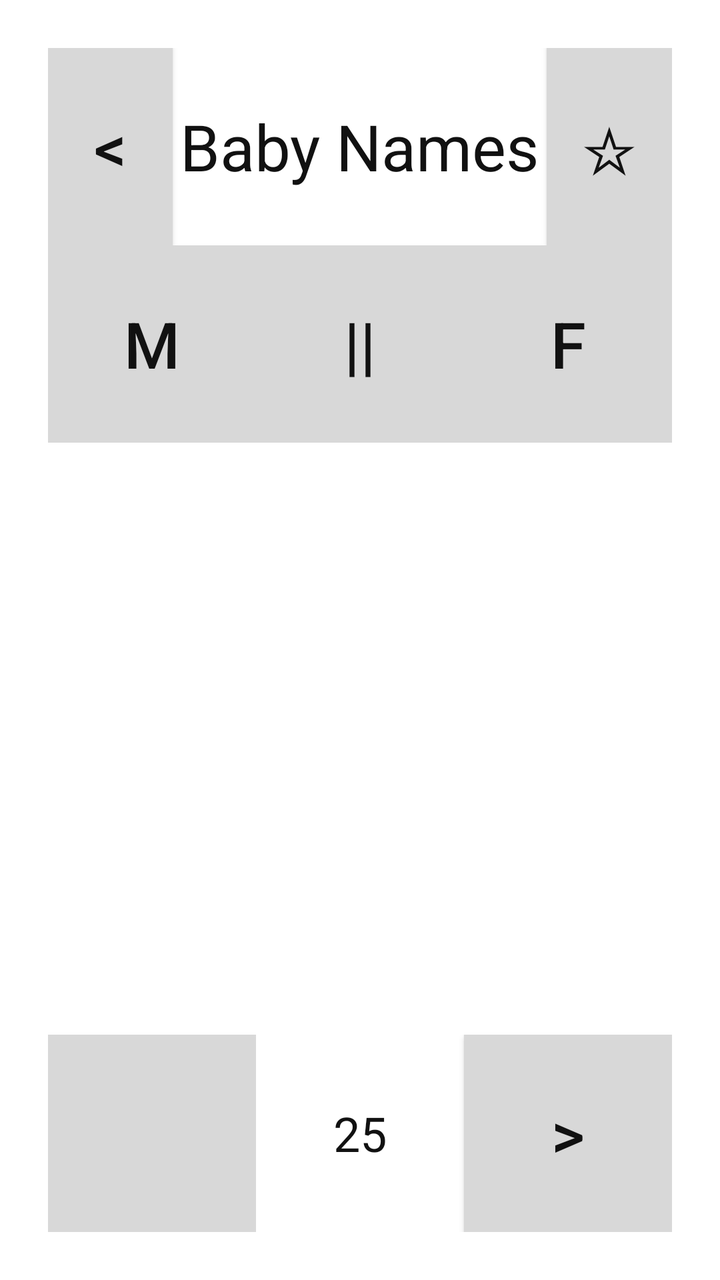
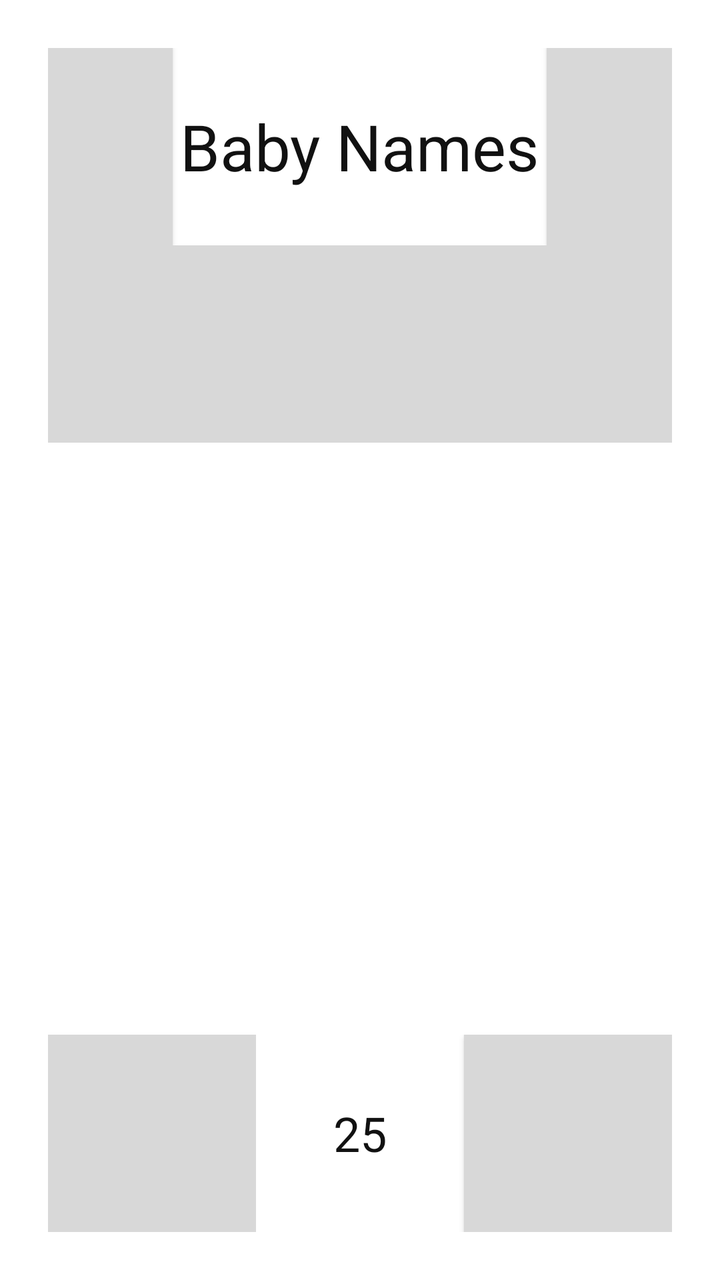

Screens rendered from an Android XML layout before and after an edit, with the pre-edit source and the edit as a unified diff.
<!-- AndroidManifest.xml: application theme AppTheme -->
<!-- res/layout/home.xml -->
<LinearLayout
     xmlns:android="http://schemas.android.com/apk/res/android"
     xmlns:tools="http://schemas.android.com/tools"
     android:id="@+id/bg"
     android:background="@color/white"
     android:orientation="vertical"
     android:layout_width="match_parent"
     android:layout_height="match_parent"
     android:padding="@dimen/largeMargin"
     tools:context=".Home">

     <LinearLayout
          android:orientation="horizontal"
          android:layout_width="fill_parent"
          android:layout_height="0dp"
          android:layout_weight="1">

          <Button
               android:id="@+id/account"
               android:onClick="account"
               android:text="@string/account"
               android:textSize="@dimen/largeText"
               android:textColor="@color/button_text"
               android:padding="@dimen/smallMargin"
               android:layout_height="fill_parent"
               android:layout_width="0dp"
               android:layout_weight="1"
               android:background="@color/gray"
               android:gravity="center"
               android:layout_gravity="center_horizontal"/>

          <TextView
               android:id="@+id/homePage"
               android:text="@string/homePage"
               android:textColor="@color/text_primary"
               android:gravity="center"
               android:textSize="@dimen/largeText"
               android:layout_height="fill_parent"
               android:layout_width="0dp"
               android:layout_weight="3"/>

          <Button
               android:id="@+id/myList"
               android:onClick="myList"
               android:text="@string/myList"
               android:textSize="@dimen/largeText"
               android:textColor="@color/button_text"
               android:padding="@dimen/smallMargin"
               android:layout_width="0dp"
               android:layout_height="fill_parent"
               android:layout_weight="1"
               android:background="@color/gray"/>

     </LinearLayout>

     <LinearLayout
          android:orientation="horizontal"
          android:id="@+id/genderButtonsLayout"
          android:gravity="center"
          android:layout_height="0dp"
          android:layout_width="fill_parent"
          android:layout_weight="1">

          <Button
               android:id="@+id/boys"
               android:onClick="boys"
               android:text="@string/boys"
               android:textSize="@dimen/largeText"
               android:textColor="@color/button_text"
               android:padding="@dimen/smallMargin"
               android:layout_width="0dp"
               android:layout_height="fill_parent"
               android:layout_weight="1"
               android:background="@color/gray"/>

          <Button
               android:background="@color/gray"
               android:id="@+id/all"
               android:onClick="all"
               android:text="@string/all"
               android:textSize="@dimen/largeText"
               android:textColor="@color/button_text"
               android:padding="@dimen/smallMargin"
               android:layout_width="0dp"
               android:layout_height="fill_parent"
               android:layout_weight="1"/>

          <Button
               android:background="@color/gray"
               android:id="@+id/girls"
               android:onClick="girls"
               android:text="@string/girls"
               android:textSize="@dimen/largeText"
               android:textColor="@color/button_text"
               android:padding="@dimen/smallMargin"
               android:layout_width="0dp"
               android:layout_height="fill_parent"
               android:layout_weight="1"/>

     </LinearLayout>

     <RelativeLayout
          android:id="@+id/alphabetListViewLayout"
          android:layout_height="0dp"
          android:layout_width="fill_parent"
          android:layout_weight="3">

          <ListView
               android:id="@+id/alphabetListView"
               android:layout_width="match_parent"
               android:layout_height="wrap_content"/>

     </RelativeLayout>

     <LinearLayout
          android:orientation="horizontal"
          android:id="@+id/bottomButtonsLayout"
          android:gravity="center"
          android:layout_height="0dp"
          android:layout_width="fill_parent"
          android:layout_weight="1">

          <Spinner
               android:id="@+id/sorts_spinner"
               android:layout_width="0dp"
               android:layout_height="fill_parent"
               android:textSize="@dimen/largeText"
               android:padding="@dimen/mediumMargin"
               android:layout_weight="1"
               android:background="@color/gray"
               android:dropDownWidth="fill_parent"/>

          <EditText
               android:id="@+id/limit"
               android:imeActionId="1"
               android:hint="@string/limit"
               android:text="25"
               android:singleLine="true"
               android:inputType="number"
               android:textSize="@dimen/mediumText"
               android:textAlignment="center"
               android:textColor="@color/text_primary"
               android:textColorHint="@color/text_secondary"
               android:padding="@dimen/smallMargin"
               android:layout_width="0dp"
               android:layout_height="fill_parent"
               android:layout_weight="1"
               android:gravity="center"
               android:background="@color/white"/>

          <Button
               android:id="@+id/names"
               android:onClick="names"
               android:text="@string/names"
               android:textSize="@dimen/largeText"
               android:textColor="@color/button_text"
               android:padding="@dimen/smallMargin"
               android:layout_width="0dp"
               android:layout_height="fill_parent"
               android:layout_weight="1"
               android:background="@color/gray"/>

     </LinearLayout>

</LinearLayout>
<!-- resources referenced by this layout -->
<resources>
  <color name="button_text">#111111</color>
  <color name="gray">#d8d8d8</color>
  <color name="text_primary">#111111</color>
  <color name="text_secondary">#555555</color>
  <color name="white">#ffffff</color>
  <dimen name="largeMargin">24dp</dimen>
  <dimen name="largeText">32sp</dimen>
  <dimen name="mediumMargin">12dp</dimen>
  <dimen name="mediumText">24sp</dimen>
  <dimen name="smallMargin">6dp</dimen>
  <string name="account">&lt;</string>
  <string name="all">||</string>
  <string name="boys">M</string>
  <string name="girls">F</string>
  <string name="homePage">Baby Names</string>
  <string name="limit">max:1000</string>
  <string name="myList">☆</string>
  <string name="names">&gt;</string>
  <style name="AppTheme" parent="android:Theme.Material.Light.NoActionBar">
          <item name="android:textColor">@color/text_primary</item>
          <item name="android:textColorPrimary">@color/text_primary</item>
          <item name="android:textColorSecondary">@color/text_secondary</item>
          <item name="android:windowBackground">@color/white</item>
          <item name="android:colorBackground">@color/white</item>
      </style>
</resources>

<!-- the commit's change to res/layout/home.xml (unified diff, before → after) -->
@@ -18,15 +18,14 @@
           <Button
                android:id="@+id/account"
                android:onClick="account"
-               android:text="@string/account"
-               android:textSize="@dimen/largeText"
-               android:textColor="@color/button_text"
+               android:text=""
+               android:foreground="@drawable/tool_account" android:foregroundGravity="center"
+               android:gravity="center"
                android:padding="@dimen/smallMargin"
                android:layout_height="fill_parent"
                android:layout_width="0dp"
                android:layout_weight="1"
                android:background="@color/gray"
-               android:gravity="center"
                android:layout_gravity="center_horizontal"/>
 
           <TextView
@@ -42,9 +41,9 @@
           <Button
                android:id="@+id/myList"
                android:onClick="myList"
-               android:text="@string/myList"
-               android:textSize="@dimen/largeText"
-               android:textColor="@color/button_text"
+               android:text=""
+               android:foreground="@drawable/tool_star" android:foregroundGravity="center"
+               android:gravity="center"
                android:padding="@dimen/smallMargin"
                android:layout_width="0dp"
                android:layout_height="fill_parent"
@@ -64,9 +63,9 @@
           <Button
                android:id="@+id/boys"
                android:onClick="boys"
-               android:text="@string/boys"
-               android:textSize="@dimen/largeText"
-               android:textColor="@color/button_text"
+               android:text=""
+               android:foreground="@drawable/ic_boy" android:foregroundGravity="center"
+               android:gravity="center"
                android:padding="@dimen/smallMargin"
                android:layout_width="0dp"
                android:layout_height="fill_parent"
@@ -77,9 +76,9 @@
                android:background="@color/gray"
                android:id="@+id/all"
                android:onClick="all"
-               android:text="@string/all"
-               android:textSize="@dimen/largeText"
-               android:textColor="@color/button_text"
+               android:text=""
+               android:foreground="@drawable/ic_baby" android:foregroundGravity="center"
+               android:gravity="center"
                android:padding="@dimen/smallMargin"
                android:layout_width="0dp"
                android:layout_height="fill_parent"
@@ -89,9 +88,9 @@
                android:background="@color/gray"
                android:id="@+id/girls"
                android:onClick="girls"
-               android:text="@string/girls"
-               android:textSize="@dimen/largeText"
-               android:textColor="@color/button_text"
+               android:text=""
+               android:foreground="@drawable/ic_girl" android:foregroundGravity="center"
+               android:gravity="center"
                android:padding="@dimen/smallMargin"
                android:layout_width="0dp"
                android:layout_height="fill_parent"
@@ -151,9 +150,9 @@
           <Button
                android:id="@+id/names"
                android:onClick="names"
-               android:text="@string/names"
-               android:textSize="@dimen/largeText"
-               android:textColor="@color/button_text"
+               android:text=""
+               android:foreground="@drawable/tool_next" android:foregroundGravity="center"
+               android:gravity="center"
                android:padding="@dimen/smallMargin"
                android:layout_width="0dp"
                android:layout_height="fill_parent"
<!-- resource entries referenced after the edit -->
@@ -10,14 +10,44 @@
   <dimen name="mediumMargin">12dp</dimen>
   <dimen name="mediumText">24sp</dimen>
   <dimen name="smallMargin">6dp</dimen>
-  <string name="account">&lt;</string>
-  <string name="all">||</string>
-  <string name="boys">M</string>
-  <string name="girls">F</string>
+  <!-- drawable ic_baby: png bitmap (drawable-hdpi, 3486 bytes) -->
+  <!-- drawable ic_boy: png bitmap (drawable-hdpi, 4145 bytes) -->
+  <!-- drawable ic_girl: png bitmap (drawable-hdpi, 4881 bytes) -->
+  <!-- drawable tool_account (drawable) -->
+  <vector xmlns:android="http://schemas.android.com/apk/res/android"
+      android:width="28dp"
+      android:height="28dp"
+      android:viewportWidth="100"
+      android:viewportHeight="100">
+      <path
+          android:fillColor="@color/button_text"
+          android:pathData="M50,14 A20,20 0 1,1 49.9,14 Z"/>
+      <path
+          android:fillColor="@color/button_text"
+          android:pathData="M 16,84 C 16,65 30,57 50,57 C 70,57 84,65 84,84 C 84,86 82,88 80,88 L 20,88 C 18,88 16,86 16,84 Z"/>
+  </vector>
+  <!-- drawable tool_next (drawable) -->
+  <vector xmlns:android="http://schemas.android.com/apk/res/android"
+      android:width="28dp"
+      android:height="28dp"
+      android:viewportWidth="100"
+      android:viewportHeight="100">
+      <path
+          android:fillColor="@color/button_text"
+          android:pathData="M 30,18 C 27.5,16.5 24,18.2 24,21.5 L 24,78.5 C 24,81.8 27.5,83.5 30,82 L 78,53.5 C 80.5,52 80.5,48 78,46.5 Z"/>
+  </vector>
+  <!-- drawable tool_star (drawable) -->
+  <vector xmlns:android="http://schemas.android.com/apk/res/android"
+      android:width="28dp"
+      android:height="28dp"
+      android:viewportWidth="100"
+      android:viewportHeight="100">
+      <path
+          android:fillColor="@color/button_text"
+          android:pathData="M 50,8 L 62.5,35.5 L 91.5,39.5 L 70.5,59.5 L 75.8,88.5 L 50,74.5 L 24.2,88.5 L 29.5,59.5 L 8.5,39.5 L 37.5,35.5 Z"/>
+  </vector>
   <string name="homePage">Baby Names</string>
   <string name="limit">max:1000</string>
-  <string name="myList">☆</string>
-  <string name="names">&gt;</string>
   <style name="AppTheme" parent="android:Theme.Material.Light.NoActionBar">
           <item name="android:textColor">@color/text_primary</item>
           <item name="android:textColorPrimary">@color/text_primary</item>
